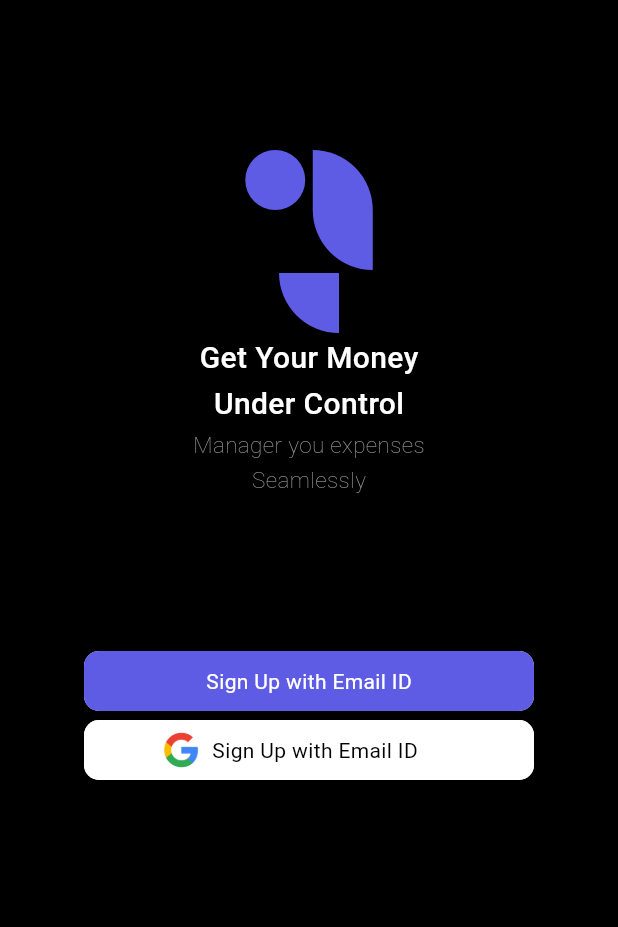
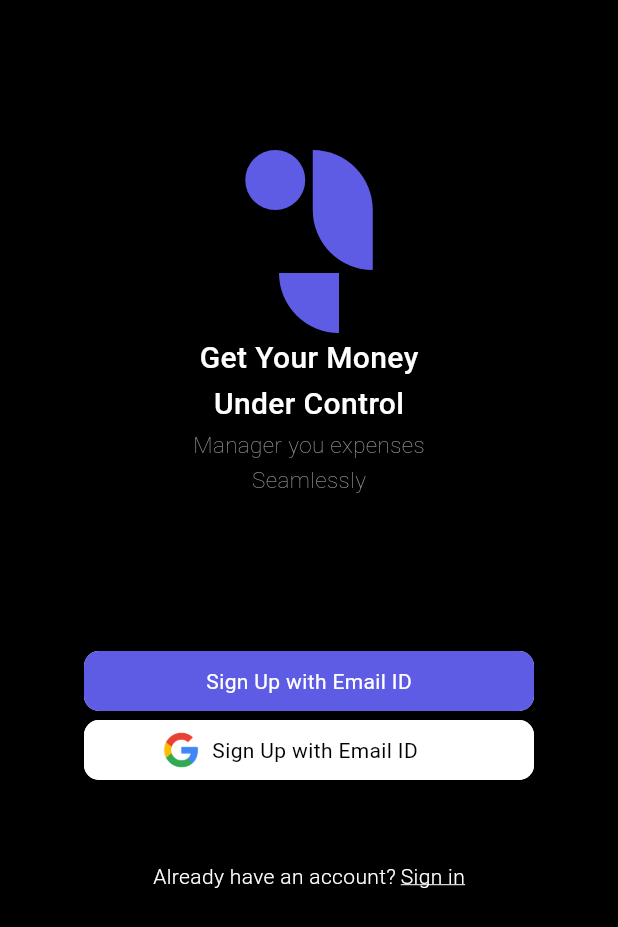
Before and after one commit to devJunr/finances-manager-frontend, a Flutter app: the screen it shows after launch, on a phone screen of 412 x 824 dp. Shown: the top 927 px of the screen. Run offline on Flutter 3.47's test engine with Material 3 defaults, Android fonts, the phone set to English and light mode, and no system bars.

Commit message:
feat: Adiciona frase (Já tenho conta - Entrar)

```diff
--- a/lib/main.dart
+++ b/lib/main.dart
@@ -170,6 +170,30 @@
                     ),
                   ],
                 ),
+
+                SizedBox(height: 50),
+                Row(
+                  mainAxisAlignment: MainAxisAlignment.center,
+                  spacing: 3,
+                  children: [
+                    Text(
+                      'Already have an account?',
+                      style: TextStyle(
+                        color: Colors.white,
+                        fontWeight: FontWeight.w300,
+                      ),
+                    ),
+                    Text(
+                      'Sign in',
+                      style: TextStyle(
+                        color: Colors.white,
+                        fontWeight: FontWeight.w300,
+                        decoration: TextDecoration.underline,
+                        decorationColor: Colors.white,
+                      ),
+                    ),
+                  ],
+                ),
               ],
             ),
           ),
```
